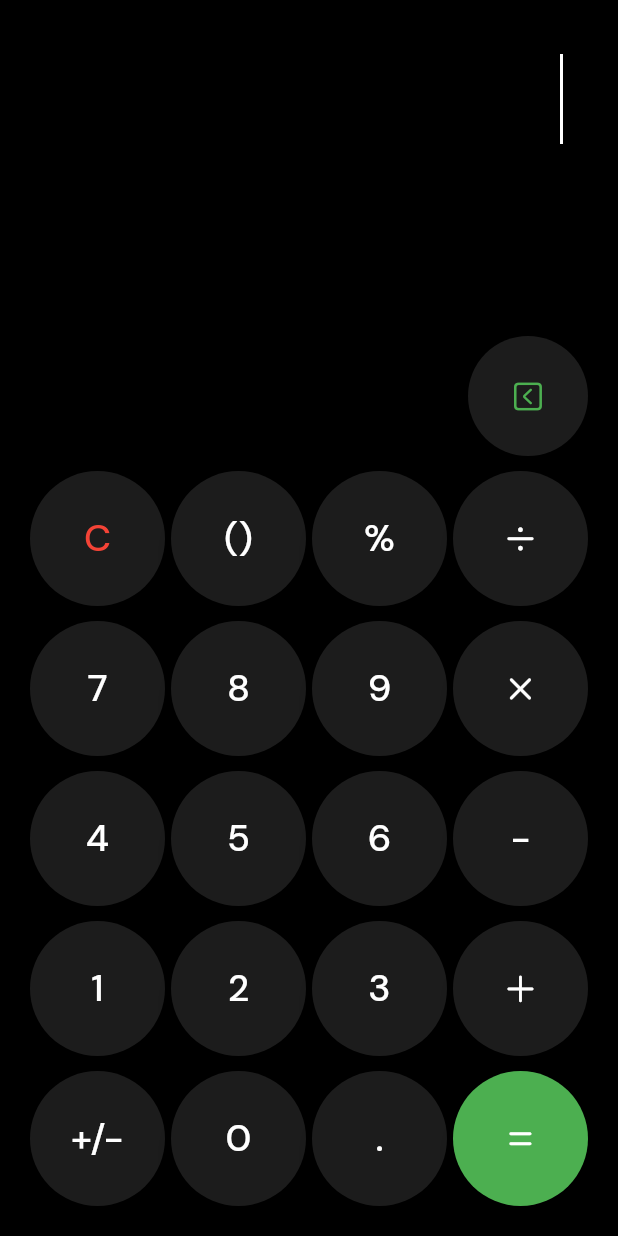
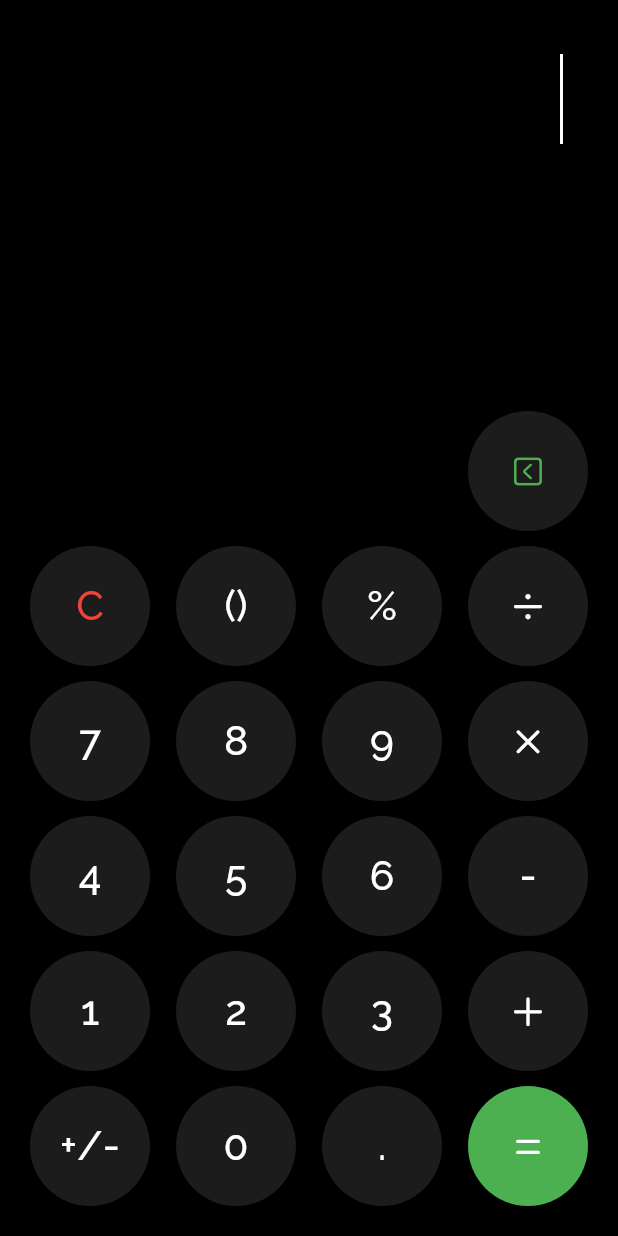
Before and after one commit to Jhaveri-Jeet/Flutter-Basics, a Flutter app: the screen it shows after launch, on a phone screen of 412 x 824 dp. Run offline on Flutter 3.47's test engine with Material 3 defaults, Android fonts, the phone set to English and light mode, and no system bars; our stand-ins replace cached_network_image, google_fonts, math_expressions, vibration.

Commit message:
minor changes in calculator

```diff
--- a/lib/app/app.dart
+++ b/lib/app/app.dart
@@ -12,7 +12,7 @@ class App extends StatelessWidget {
     return MaterialApp(
       title: "Demo Application",
       debugShowCheckedModeBanner: false,
-      theme: ThemeData(fontFamily: GoogleFonts.dmSans().fontFamily),
+      theme: ThemeData(fontFamily: GoogleFonts.raleway().fontFamily),
       home:
           const HomeView(), // This is the home view which will contain the code of home view [ This is like an component ]
     );
--- a/lib/calculator/customWidget/buttons.dart
+++ b/lib/calculator/customWidget/buttons.dart
@@ -29,12 +29,12 @@ class Buttons extends StatelessWidget {
   @override
   Widget build(BuildContext context) {
     return SizedBox(
-      height: 90,
-      width: 90,
+      height: 80,
+      width: 80,
       child: FloatingActionButton(
         shape: const CircleBorder(eccentricity: 0.5),
         onPressed: () {
-          Vibration.vibrate(duration: 100);
+          Vibration.vibrate(duration: 80);
           if (btn == "C") {
             controller.text = "";
             return;
@@ -61,7 +61,7 @@ class Buttons extends StatelessWidget {
               visible: icon == null ? false : true,
               child: Icon(
                 icon,
-                size: 25,
+                size: 27,
                 color: textColor,
               ),
             ),
@@ -69,7 +69,7 @@ class Buttons extends StatelessWidget {
               visible: icon == null ? true : false,
               child: Text(
                 btn!,
-                style: TextStyle(fontSize: 25, color: textColor),
+                style: TextStyle(fontSize: 27, color: textColor),
               ),
             ),
           ],
```
